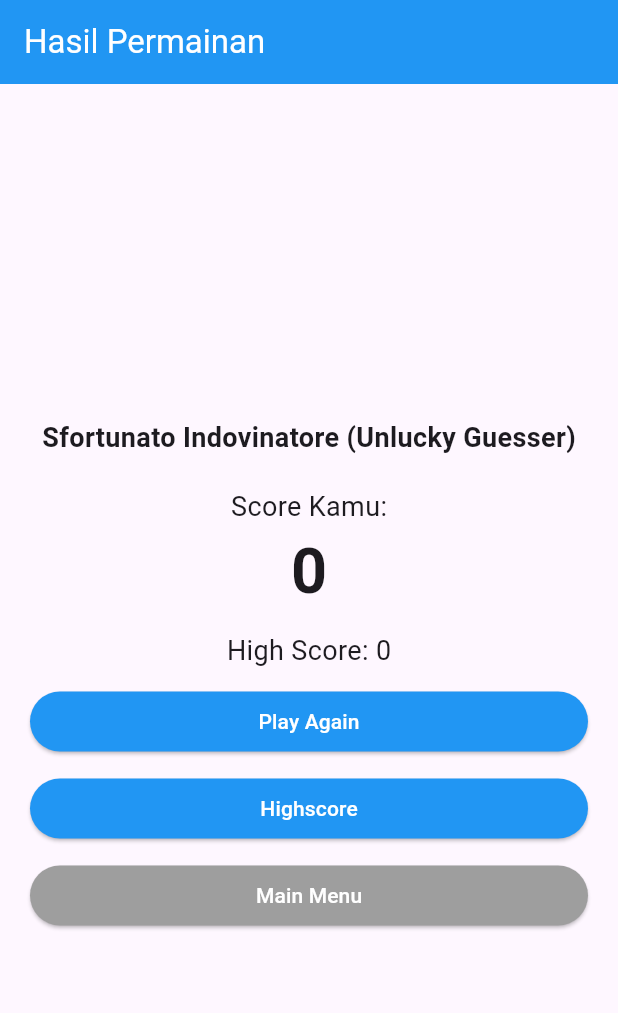
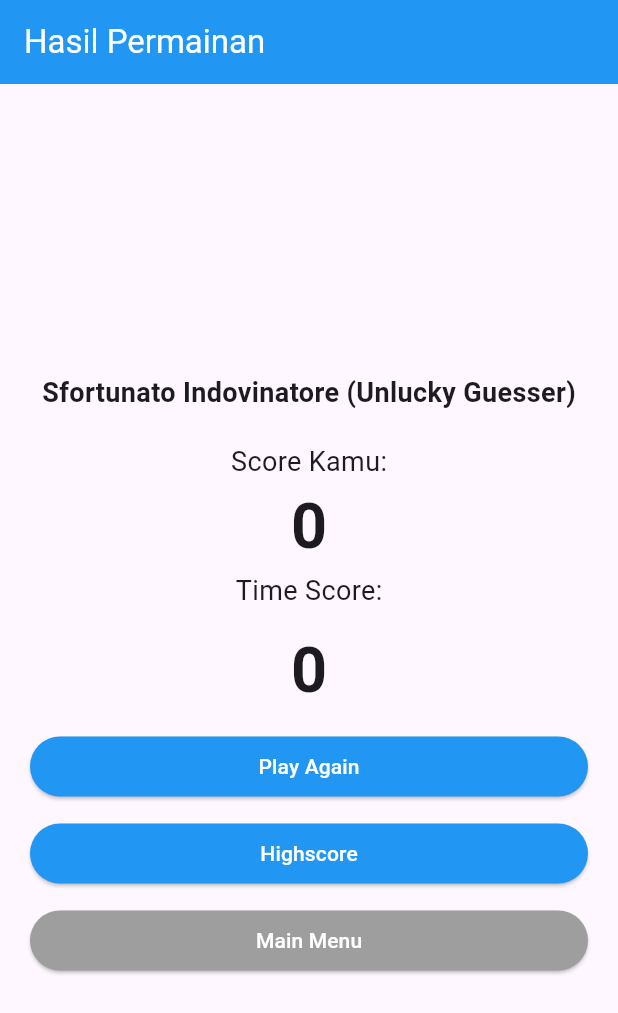
Before and after one commit to lorditus/memori_image, a Flutter app: the ResultScreen screen opened directly, on a phone screen of 412 x 824 dp. Shown: the top 1013 px of the screen. Run offline on Flutter 3.47's test engine with Material 3 defaults, Android fonts, the phone set to English and light mode, and no system bars; our stand-ins replace shared_preferences; accounts and stored records are empty.

Commit message:
fix scoring

```diff
--- a/lib/highscore.dart
+++ b/lib/highscore.dart
@@ -25,16 +25,16 @@
     setState(() {
       top3 = data.map((item) {
         final split = item.split('|');
-        return {'name': split[0], 'score': int.parse(split[1])};
+        return {'name': split[0], 'score': int.parse(split[1]), 'time_score': int.parse(split[2])};
       }).toList();
     });
   }
 
-  Widget buildItem(int index, String name, int score) {
+  Widget buildItem(int index, String name, int score, int timeScore) {
     return Padding(
       padding: const EdgeInsets.symmetric(vertical: 5),
       child: Text(
-        "${index + 1}. $name - $score",
+        "${index + 1}. $name - $score - $timeScore",
         style: const TextStyle(fontSize: 20),
       ),
     );
@@ -67,7 +67,7 @@
                     int index = entry.key;
                     var data = entry.value;
 
-                    return buildItem(index, data['name'], data['score']);
+                    return buildItem(index, data['name'], data['score'], data['time_score']);
                   }).toList(),
                 ],
               ),
--- a/lib/result.dart
+++ b/lib/result.dart
@@ -13,6 +13,7 @@
   int score = 0;
   int highScore = 0;
   bool isLoading = true;
+  int timeScore = 0;
 
   double opacity = 0;
 
@@ -27,6 +28,7 @@
 
     score = prefs.getInt('last_score') ?? 0;
     highScore = prefs.getInt('highscore') ?? 0;
+    timeScore = prefs.getInt('time_score') ?? 0;
 
     setState(() {
       isLoading = false;
@@ -93,11 +95,16 @@
                   ),
                 ),
 
+                const Text("Time Score:", style: TextStyle(fontSize: 18)),
+
                 const SizedBox(height: 10),
 
                 Text(
-                  "High Score: $highScore",
-                  style: const TextStyle(fontSize: 18),
+                  "$timeScore",
+                  style: const TextStyle(
+                    fontSize: 42,
+                    fontWeight: FontWeight.bold,
+                  ),
                 ),
 
                 const SizedBox(height: 10),
```
Also changed, not shown: lib/game.dart (+7 -5 lines).
